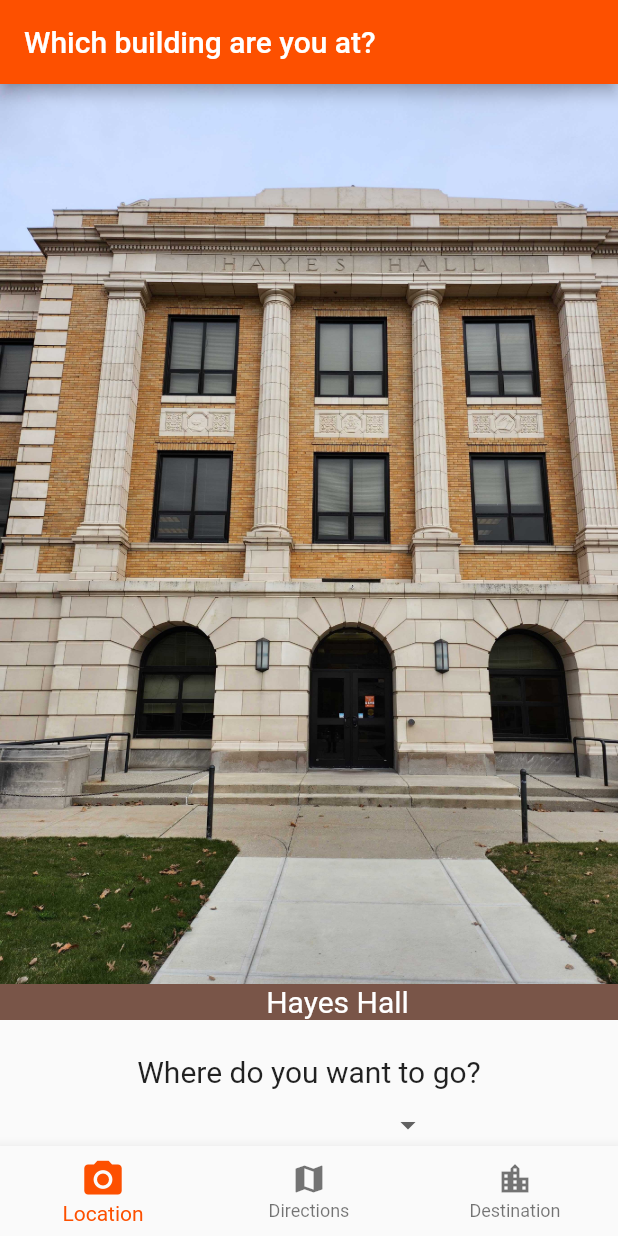
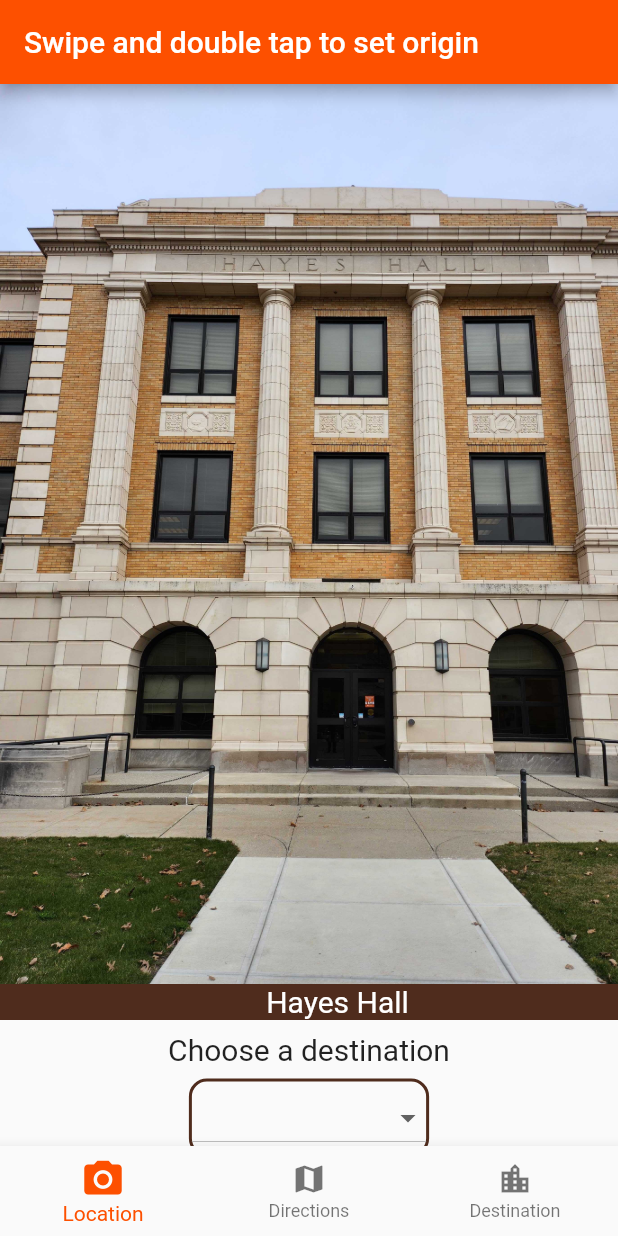
Before and after one commit to ubernerd117/CS23_YODA, a Flutter app: the screen it shows after launch, on a phone screen of 412 x 824 dp. Run offline on Flutter 3.47's test engine with Material 2 defaults, Android fonts, the phone set to English and light mode, and no system bars; our stand-ins replace google_maps_flutter.

Commit message:
updated building descriptions

```diff
--- a/yoda/lib/buildings.dart
+++ b/yoda/lib/buildings.dart
@@ -31,7 +31,7 @@ Building destinationBuilding = Building(
   imageUrl: "assets/images/Hayes_Hall.jpg",
   latitude: 41.377925,
   longitude: -83.639979,
-  description: 'Dept. of Computer Science\n Residence Life\n ITS',
+  description: 'Dept. of Computer Science\nResidence Life\nITS',
 );
 
 final List<Building> buildings = [
@@ -41,7 +41,7 @@ final List<Building> buildings = [
     imageUrl: "assets/images/Hayes_Hall.jpg",
     latitude: 41.377925,
     longitude: -83.639979,
-    description: 'Dept. of Computer Science\n Residence Life\n ITS',
+    description: 'Dept. of Computer Science\nResidence Life\nITS',
   ),
 
   Building(
@@ -49,76 +49,77 @@ final List<Building> buildings = [
     imageUrl: "assets/images/BTSU.jpg",
     latitude: 41.377455,
     longitude: -83.640271,
-    description: 'Dept. of Computer Science\n Residence Life\n ITS',
+    description: 'Food\nBursar\'s Office\nStudent Employement Services',
   ),
   Building(
     name: "Shatzel Hall",
     imageUrl: "assets/images/Shatzel_Hall.jpg",
     latitude: 41.376327,
     longitude: -83.642559,
-    description: 'Dept. of Computer Science\n Residence Life\n ITS',
+    description:
+        'Dept. of World Languages\nDept. of Social Studies\nDept. of Philsophy',
   ),
   Building(
     name: "Founders Hall",
     imageUrl: "assets/images/Founders_Hall.jpg",
     latitude: 41.375353,
     longitude: -83.641806,
-    description: 'Dept. of Computer Science\n Residence Life\n ITS',
+    description: 'Honors College\nHonors Learning Community\nStudent Dorm',
   ),
   Building(
     name: "McFall Center",
     imageUrl: "assets/images/McFall_Center.jpg",
     latitude: 41.375654,
     longitude: -83.640965,
-    description: 'Dept. of Computer Science\n Residence Life\n ITS',
+    description: 'President\'s Office\nGraduate College',
   ),
   Building(
     name: "Kuhlin Center",
     imageUrl: "assets/images/Kuhlin_Center.jpg",
     latitude: 41.375126,
     longitude: -83.640155,
-    description: 'Dept. of Computer Science\n Residence Life\n ITS',
+    description: 'Dept. of Communition\nFalcon Media\nFalcon Forensics',
   ),
   Building(
     name: "Maurer Center",
     imageUrl: "assets/images/Maurer_Center.jpg",
     latitude: 41.375182,
     longitude: -83.639148,
-    description: 'Dept. of Computer Science\n Residence Life\n ITS',
+    description: 'Schmidthorst College of Business\nForhan\'s Cafe',
   ),
   Building(
     name: "Carillon Hall",
     imageUrl: "assets/images/Carillon_Hall.jpg",
     latitude: 41.375662,
     longitude: -83.637580,
-    description: 'Dept. of Computer Science\n Residence Life\n ITS',
+    description: 'Carillon Dining\nCarillon Market',
   ),
   Building(
     name: "East Hall",
     imageUrl: "assets/images/East_Hall.jpg",
     latitude: 41.376247,
     longitude: -83.636846,
-    description: 'Dept. of Computer Science\n Residence Life\n ITS',
+    description: 'Dept. of English\nDept. of ACS\nESOL Writing Program',
   ),
   Building(
     name: "Central Hall",
     imageUrl: "assets/images/Central_Hall.jpg",
     latitude: 41.376795,
     longitude: -83.637400,
-    description: 'Dept. of Computer Science\n Residence Life\n ITS',
+    description: 'College of Arts & Sciences\nSchool of Nursing\nFood Pantry\n',
   ),
   Building(
     name: "Education Building",
     imageUrl: "assets/images/Education_Building.jpg",
     latitude: 41.376763,
     longitude: -83.638251,
-    description: 'Dept. of Computer Science\n Residence Life\n ITS',
+    description: 'College of EDHD\nTeacher Resource Center\n',
   ),
   Building(
     name: "Olscamp Hall",
     imageUrl: "assets/images/Olscamp_Hall.jpg",
     latitude: 41.377968,
     longitude: -83.637480,
-    description: 'Dept. of Computer Science\n Residence Life\n ITS',
+    description: 'Lecture Halls\nCrimson Cup\nClassroom Tech',
   ),
 ];
--- a/yoda/lib/destination.dart
+++ b/yoda/lib/destination.dart
@@ -17,7 +17,7 @@ class _DestinationScreenState extends State<DestinationScreen> {
       appBar: AppBar(
         centerTitle: false,
         backgroundColor: Color.fromRGBO(253, 80, 0, 1),
-        title: const Text('Spot this building'),
+        title: const Text('You\'ve Reached:'),
       ),
       body: Column(
         children: [
@@ -31,16 +31,22 @@ class _DestinationScreenState extends State<DestinationScreen> {
               ),
             ),
           ),
-          Text(
+          Center(
+            child: Text(
               destinationBuilding.name,
               // use the name property of the Building object
               style: const TextStyle(
-                fontSize: 20, fontWeight: FontWeight.bold, color: Colors.black),
+                  fontSize: 20,
+                  fontWeight: FontWeight.bold,
+                  color: Colors.black),
             ),
-          Text(
+          ),
+          Center(
+            child: Text(
               destinationBuilding.description,
               // use the name property of the Building object
               style: const TextStyle(fontSize: 20, color: Colors.black),
+            ),
           ),
         ],
       ),
@@ -63,7 +69,7 @@ class _OriginScreenState extends State<OriginScreen> {
     return Scaffold(
       appBar: AppBar(
         backgroundColor: Color.fromRGBO(253, 80, 0, 1),
-        title: const Text('Which building are you at?'),
+        title: const Text('Swipe and double tap to set origin'),
         centerTitle: false,
       ),
       body: Column(
@@ -77,13 +83,27 @@ class _OriginScreenState extends State<OriginScreen> {
                   index]), // pass the Building object to the buildCard method
             ),
           ),
-          Text('\nWhere do you want to go?', style: TextStyle(fontSize: 20)),
+          const Padding(
+            padding: EdgeInsets.all(8.0),
+            child: Text('Choose a destination', style: TextStyle(fontSize: 20)),
+          ),
           Center(
+            child: Container(
+              decoration: BoxDecoration(
+                borderRadius: BorderRadius.circular(12),
+                border:
+                    Border.all(color: Color.fromRGBO(79, 44, 29, 1), width: 2),
+              ),
               child: DropdownButton<Building>(
                 value: value,
                 items: buildings.map(buildMenuItem).toList(),
                 onChanged: (value) =>
-                  setState(() => destinationBuilding = value as Building),
+                    //   setState(() => destinationBuilding = value as Building),
+                    setState(() {
+                  this.value = value;
+                  destinationBuilding = value as Building;
+                }),
+              ),
             ),
           ),
         ],
@@ -94,7 +114,7 @@ class _OriginScreenState extends State<OriginScreen> {
   Widget buildCard(Building building) => Container(
         width: 450,
         height: 620,
-        color: Colors.brown,
+        color: Color.fromRGBO(79, 44, 29, 1),
         child: Column(
           children: [
             Material(
```
Lines whose indentation alone changed are shown as unchanged.
